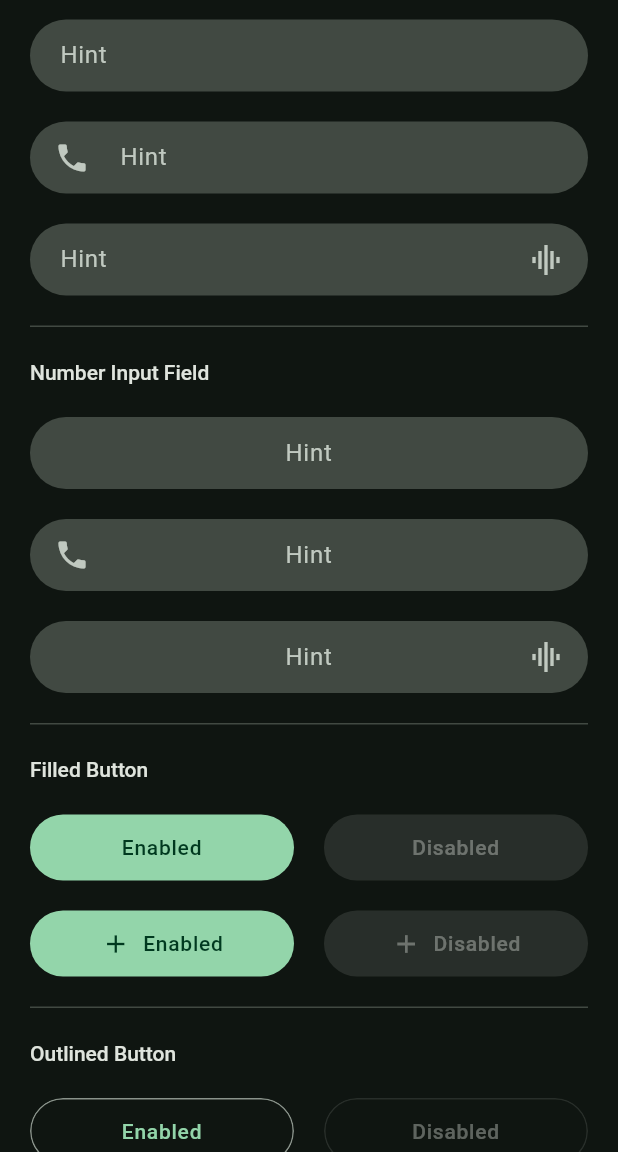
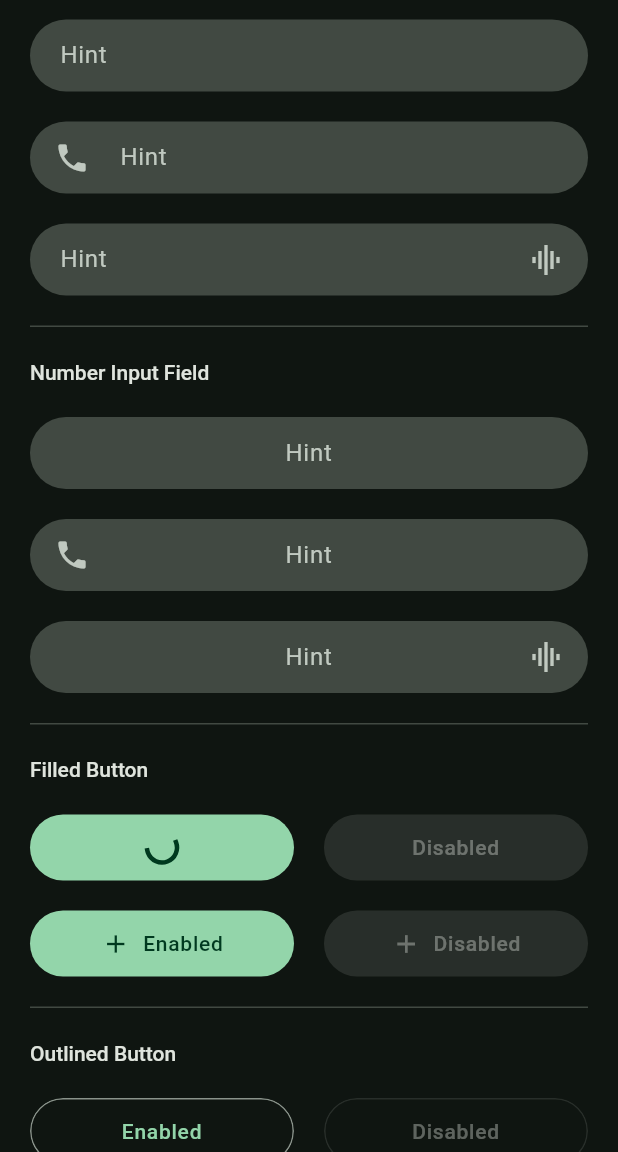
Before and after one commit to akshdhillon/elegant-design-system, a Flutter app: the screen it shows after launch, scrolled down 576 dp, on a phone screen of 412 x 824 dp, the part 84-1236 px from its top. Run offline on Flutter 3.47's test engine with Material 2 defaults, Android fonts, the phone set to English and light mode, and no system bars.

Commit message:
added loader for filled button

```diff
--- a/lib/src/input.dart
+++ b/lib/src/input.dart
@@ -8,6 +8,7 @@ class ElegantFilledButton extends StatelessWidget {
   final String title;
   final bool disabled;
   final IconData iconData;
+  final bool loading;
   final _ButtonType _type;
 
   const ElegantFilledButton({
@@ -15,6 +16,7 @@ class ElegantFilledButton extends StatelessWidget {
     required this.onTap,
     required this.title,
     this.disabled = false,
+    this.loading = true,
   })  : _type = _ButtonType.normal,
         iconData = Icons.abc;
 
@@ -24,6 +26,7 @@ class ElegantFilledButton extends StatelessWidget {
     required this.title,
     required this.iconData,
     this.disabled = false,
+    this.loading = false,
   }) : _type = _ButtonType.icon;
 
   @override
@@ -31,7 +34,7 @@ class ElegantFilledButton extends StatelessWidget {
     final color = Theme.of(context).colorScheme;
 
     return MaterialButton(
-      onPressed: !disabled ? onTap : null,
+      onPressed: !disabled ? () => loading ? null : onTap.call() : null,
       height: defaultButtonHeight,
       minWidth: double.infinity,
       color: color.primary,
@@ -42,7 +45,15 @@ class ElegantFilledButton extends StatelessWidget {
       shape: const StadiumBorder(),
       clipBehavior: Clip.antiAlias,
       materialTapTargetSize: MaterialTapTargetSize.shrinkWrap,
-      child: Row(
+      child: loading && !disabled
+          ? SizedBox.square(
+              dimension: v20,
+              child: CircularProgressIndicator(
+                color: color.onPrimary,
+                strokeWidth: 3,
+              ),
+            )
+          : Row(
               mainAxisSize: MainAxisSize.min,
               mainAxisAlignment: MainAxisAlignment.center,
               crossAxisAlignment: CrossAxisAlignment.center,
```
Lines whose indentation alone changed are shown as unchanged.
